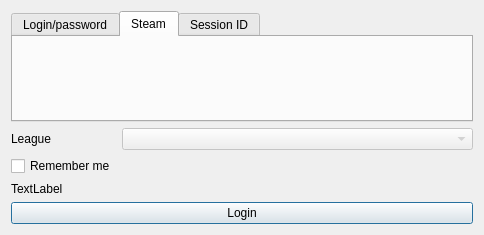
Qt form forms/logindialog.ui (xyzz/acquisition) before a commit.
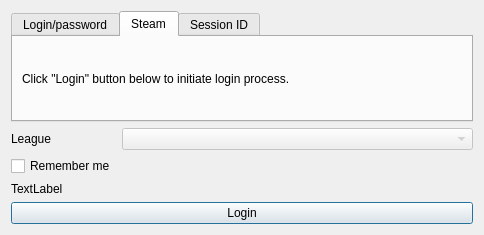
The same form after that commit. The open tabs and pages were chosen to show the change.

Commit message: Add Steam login, fixes #27

Patch:
```diff
--- a/forms/logindialog.ui
+++ b/forms/logindialog.ui
@@ -85,6 +85,15 @@
       <attribute name="title">
        <string>Steam</string>
       </attribute>
+      <layout class="QVBoxLayout" name="verticalLayout_4">
+       <item>
+        <widget class="QLabel" name="label_4">
+         <property name="text">
+          <string>Click &quot;Login&quot; button below to initiate login process.</string>
+         </property>
+        </widget>
+       </item>
+      </layout>
      </widget>
      <widget class="QWidget" name="tab_3">
       <attribute name="title">
```
Left out of the diff: 2 changed lines with no effect on the pictures. The commit also changes 6 other files.
